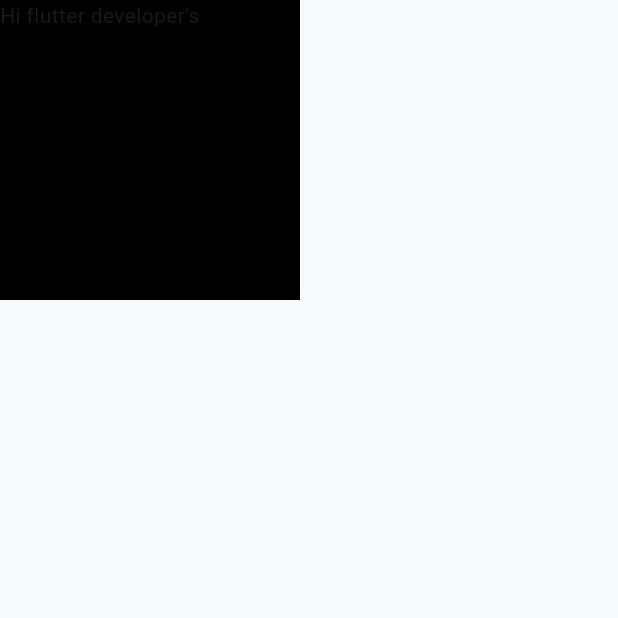
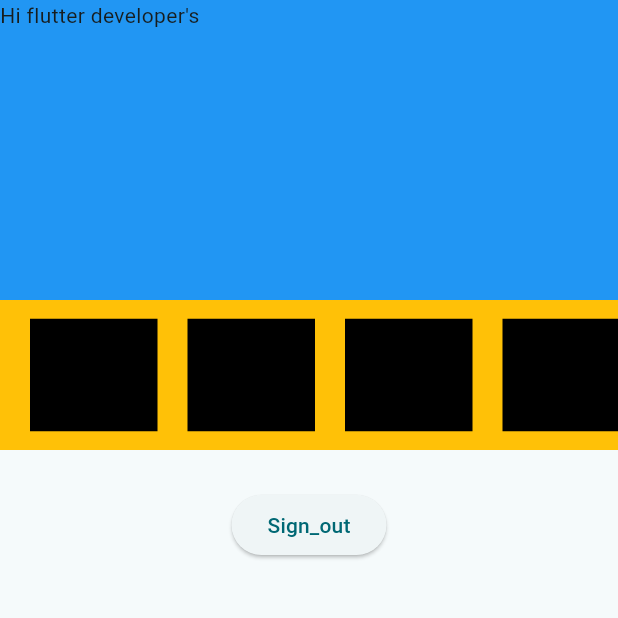
Before and after one commit to SrihariSeenivasan/sign, a Flutter app: the Home screen opened directly, on a phone screen of 412 x 824 dp, the top half of it. Run offline on Flutter 3.47's test engine with Material 3 defaults, Android fonts, the phone set to English and light mode, and no system bars; our stand-ins replace firebase_auth, firebase_core; accounts and stored records are empty.

```diff
--- a/lib/home.dart
+++ b/lib/home.dart
@@ -1,4 +1,6 @@
 import 'package:flutter/material.dart';
+import 'package:sign/auth/auth.dart';
+import 'package:sign/screen/login.dart';
 
 class Home extends StatefulWidget {
   const Home({super.key});
@@ -8,21 +10,123 @@ class Home extends StatefulWidget {
 }
 
 class _HomeState extends State<Home> {
-  @override
+  //creating auth service
+  final _auth = AuthService();
+
   Widget build(BuildContext context) {
     return SafeArea(
       child: Scaffold(
         body: Column(
           children: [
-            Container(
-              height: 200,
-              width: 200,
-              color: Colors.black,
-              child: Text("Hi flutter developer's"),
-            )
+            Center(
+              child: Container(
+                height: 200,
+                width: double.infinity,
+                color: Colors.blue,
+                child: Text("Hi flutter developer's"),
+              ),
+            ),
+            Center(
+              child: Container(
+                height: 100,
+                width: double.infinity,
+                color: Colors.amber,
+                child: SingleChildScrollView(
+                  scrollDirection: Axis.horizontal,
+                  child: Row(
+                    mainAxisAlignment: MainAxisAlignment.spaceAround,
+                    children: [
+                      SizedBox(
+                        width: 20,
+                      ),
+                      Container(
+                        height: 75,
+                        width: 85,
+                        color: Colors.black,
+                      ),
+                      SizedBox(
+                        width: 20,
+                      ),
+                      Container(
+                        height: 75,
+                        width: 85,
+                        color: Colors.black,
+                      ),
+                      SizedBox(
+                        width: 20,
+                      ),
+                      Container(
+                        height: 75,
+                        width: 85,
+                        color: Colors.black,
+                      ),
+                      SizedBox(
+                        width: 20,
+                      ),
+                      Container(
+                        height: 75,
+                        width: 85,
+                        color: Colors.black,
+                      ),
+                      SizedBox(
+                        width: 20,
+                      ),
+                      Container(
+                        height: 75,
+                        width: 85,
+                        color: Colors.black,
+                      ),
+                      SizedBox(
+                        width: 20,
+                      ),
+                      GestureDetector(
+                        child: Container(
+                          height: 75,
+                          width: 85,
+                          decoration: BoxDecoration(
+                              color: Colors.black,
+                              borderRadius:
+                                  BorderRadius.all(Radius.circular(5)),
+                              image: DecorationImage(
+                                  image:
+                                      AssetImage("assets/page_img/login.png"),
+                                  fit: BoxFit.cover)),
+                        ),
+                      ),
+                      SizedBox(
+                        width: 20,
+                      ),
+                    ],
+                  ),
+                ),
+              ),
+            ),
+            Center(
+                child: Column(
+              children: [
+                Container(
+                    height: 100,
+                    width: 150,
+                    child: Column(
+                      mainAxisAlignment: MainAxisAlignment.spaceAround,
+                      children: [
+                        ElevatedButton(
+                            onPressed: () async {
+                              await _auth.signout();
+                              gotoLogin(context);
+                            },
+                            child: Text("Sign_out"))
+                      ],
+                    ))
+              ],
+            ))
           ],
         ),
       ),
     );
   }
 }
+
+gotoLogin(BuildContext context) {
+  Navigator.push(context, MaterialPageRoute(builder: (context) => LoginPage()));
+}
--- a/lib/screen/login.dart
+++ b/lib/screen/login.dart
@@ -1,4 +1,5 @@
 import 'package:flutter/material.dart';
+import 'package:sign/auth/auth.dart';
 import 'package:sign/home.dart';
 import 'package:sign/method/textfieldmethod.dart';
 import 'package:sign/screen/forgotpass.dart';
@@ -12,6 +13,7 @@ class LoginPage extends StatefulWidget {
 }
 
 class _LoginPageState extends State<LoginPage> {
+  final _auth = AuthService();
   final _emailController = TextEditingController();
   final _passwordController = TextEditingController();
 
@@ -90,10 +92,7 @@ class _LoginPageState extends State<LoginPage> {
                           SizedBox(height: 20),
                           ElevatedButton(
                             onPressed: () {
-                              Navigator.push(
-                                  context,
-                                  MaterialPageRoute(
-                                      builder: (context) => Home()));
+                              _login();
                             },
                             child: Text("   Login   "),
                           ),
@@ -124,4 +123,16 @@ class _LoginPageState extends State<LoginPage> {
       ),
     );
   }
+
+  gotoHome(BuildContext context) {
+    Navigator.push(context, MaterialPageRoute(builder: (context) => Home()));
+  }
+
+  _login() async {
+    final user = await _auth.loginUserWithEmailAndPassword(
+        _emailController.text, _passwordController.text);
+    if (user != null) {
+      gotoHome(context);
+    }
+  }
 }
```
